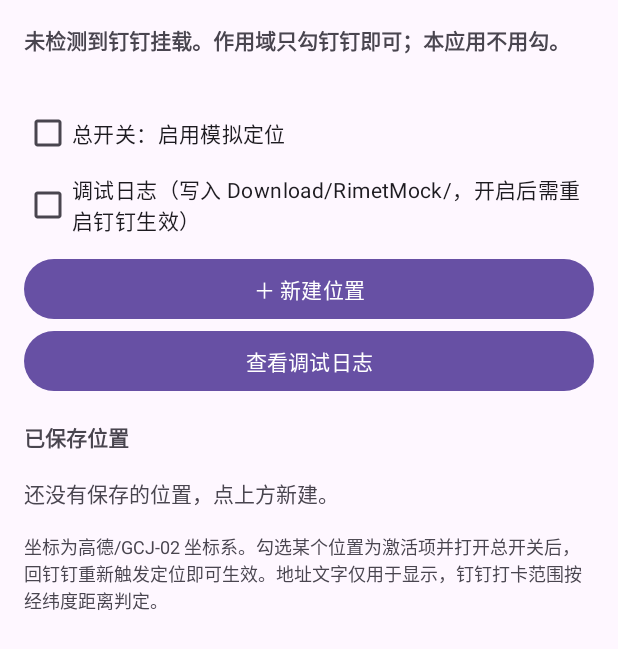
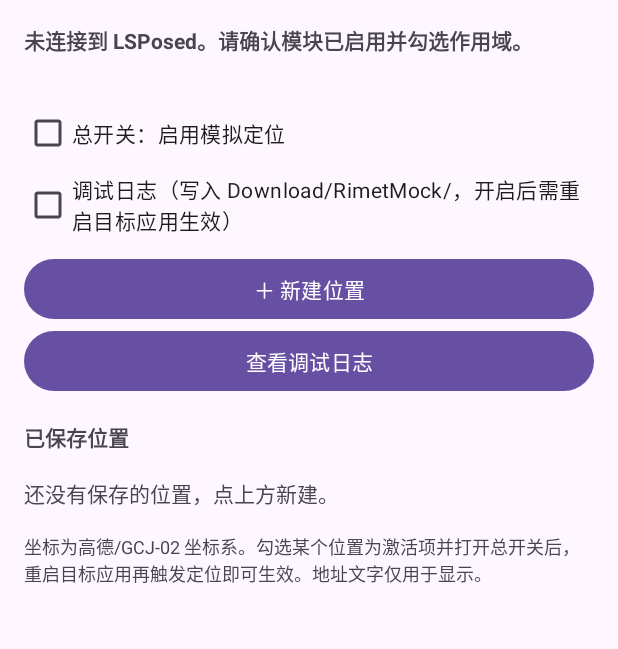
Before and after one commit to Jieoz/cloud-build-lab, an Android app: the screen it shows after launch (MainActivity), on a phone screen of 412 x 824 dp. Shown: the top 649 px of the screen. Run offline under Robolectric (Android 15) with nearby library versions, the light colour scheme and no system bars; libraries missing offline, so code that uses them is left out: io.github.libxposed.api, io.github.libxposed.service; 6 statements that could not run were skipped.

Commit message:
rimet-mock 0.3.0: spoof every app in the LSPosed scope, including apps without AMap

```diff
--- a/projects/rimet-mock/app/build.gradle
+++ b/projects/rimet-mock/app/build.gradle
@@ -11,8 +11,8 @@ android {
         applicationId "com.jieoz.rimetmock"
         minSdk 26
         targetSdk 35
-        versionCode 31
-        versionName "0.2.29-lsp102"
+        versionCode 32
+        versionName "0.3.0-lsp102"
     }
 
     buildFeatures {
--- a/projects/rimet-mock/app/src/main/AndroidManifest.xml
+++ b/projects/rimet-mock/app/src/main/AndroidManifest.xml
@@ -7,10 +7,7 @@
     <uses-permission android:name="android.permission.ACCESS_NETWORK_STATE" />
     <uses-permission android:name="android.permission.READ_PHONE_STATE" />
 
-    <!-- So the module app can see the host package for scope resolution. -->
-    <queries>
-        <package android:name="com.alibaba.android.rimet" />
-    </queries>
+    <!-- The module app itself does not need to see every host package. Scope is chosen in LSPosed. -->
 
     <!-- REQUIRED: Android 11+ package visibility. Without this the module app cannot
          resolve LSPosed's XposedService provider, so XposedServiceHelper never receives
--- a/projects/rimet-mock/app/src/main/java/com/jieoz/rimetmock/RimetMockModule.kt
+++ b/projects/rimet-mock/app/src/main/java/com/jieoz/rimetmock/RimetMockModule.kt
@@ -67,7 +67,7 @@ class RimetMockModule : XposedModule() {
         // Install AFTER the switch is applied, so install-time diagnostics honour it (off = no file).
         when (param.packageName) {
             Constants.SELF_PACKAGE -> installSelfActiveFlag(param)
-            Constants.HOST_DINGTALK -> LocationSpoofer.install(param)
+            else -> LocationSpoofer.install(param)
         }
     }
 
--- a/projects/rimet-mock/app/src/main/res/values/strings.xml
+++ b/projects/rimet-mock/app/src/main/res/values/strings.xml
@@ -1,22 +1,22 @@
 <?xml version="1.0" encoding="utf-8"?>
 <resources>
     <string name="app_name">锤锤Mock</string>
-    <string name="xposed_description">钉钉模拟定位（LSPosed 2.3 / libxposed API 102 适配版）。仅供开发调试与学习。</string>
+    <string name="xposed_description">通用模拟定位（LSPosed 2.3 / libxposed API 102）。作用域里勾选的应用都会使用你填写的坐标。仅供开发调试与学习。</string>
 
     <string name="status_active">模块已激活</string>
-    <string name="status_inactive">模块未激活（请在 LSPosed 中启用并勾选钉钉与本应用作用域）</string>
-    <string name="status_service_down">未检测到钉钉挂载。作用域只勾钉钉即可；本应用不用勾。</string>
-    <string name="status_dingtalk_not_running">LSPosed 已连接，但钉钉当前没有在跑。打开钉钉后再回来，这里会显示挂载状态。</string>
-    <string name="status_dingtalk_hooked">钉钉已挂载（%1$s）</string>
+    <string name="status_inactive">模块未激活（请在 LSPosed 中启用并勾选目标应用）</string>
+    <string name="status_service_down">未连接到 LSPosed。请确认模块已启用并勾选作用域。</string>
+    <string name="status_no_host_running">LSPosed 已连接，但作用域里的应用当前都没在跑。打开目标应用后再回来。</string>
+    <string name="status_hosts_hooked">已挂载：%1$s</string>
     <string name="target_up_to_date">当前版本</string>
-    <string name="target_stale">版本过期，需重启钉钉</string>
+    <string name="target_stale">版本过期，需重启该应用</string>
     <string name="target_reloading">正在重载</string>
     <string name="target_failed">挂载失败</string>
 
     <string name="enable_mock">总开关：启用模拟定位</string>
-    <string name="enable_diag_log">调试日志（写入 Download/RimetMock/，开启后需重启钉钉生效）</string>
-    <string name="log_on_toast">调试日志已开启：彻底重启钉钉后开始记录（Download/RimetMock/）</string>
-    <string name="log_off_toast">调试日志已关闭：彻底重启钉钉后生效</string>
+    <string name="enable_diag_log">调试日志（写入 Download/RimetMock/，开启后需重启目标应用生效）</string>
+    <string name="log_on_toast">调试日志已开启：彻底重启目标应用后开始记录（Download/RimetMock/）</string>
+    <string name="log_off_toast">调试日志已关闭：彻底重启目标应用后生效</string>
     <string name="publish_failed">保存失败（%1$s）。请确认 LSPosed 管理器在运行、本模块已启用并勾选作用域；若刚打开本应用请稍候几秒重试。</string>
     <string name="publish_failed_unknown">XposedService 未绑定</string>
     <string name="publish_waiting">直连通道已生效：配置不经过 LSPosed 服务，开关可以改。</string>
@@ -52,7 +52,7 @@
     <string name="saved">已保存</string>
     <string name="captured">已读取当前定位与环境</string>
     <string name="err_coords">请填写有效的经纬度</string>
-    <string name="hint">坐标为高德/GCJ-02 坐标系。勾选某个位置为激活项并打开总开关后，回钉钉重新触发定位即可生效。地址文字仅用于显示，钉钉打卡范围按经纬度距离判定。</string>
-    <string name="debug_log_hint">日志文件在 Download/RimetMock/（钉钉重启并触发定位后写入）</string>
+    <string name="hint">坐标为高德/GCJ-02 坐标系。勾选某个位置为激活项并打开总开关后，重启目标应用再触发定位即可生效。地址文字仅用于显示。</string>
+    <string name="debug_log_hint">日志文件在 Download/RimetMock/（目标应用重启并触发定位后写入）</string>
     <string name="view_log">查看调试日志</string>
 </resources>
```
Also changed, not shown: projects/rimet-mock/app/src/main/java/com/jieoz/rimetmock/LocationSpoofer.kt (+78 -26 lines), projects/rimet-mock/app/src/main/java/com/jieoz/rimetmock/MainActivity.kt (+6 -3 lines), 1 other file.
